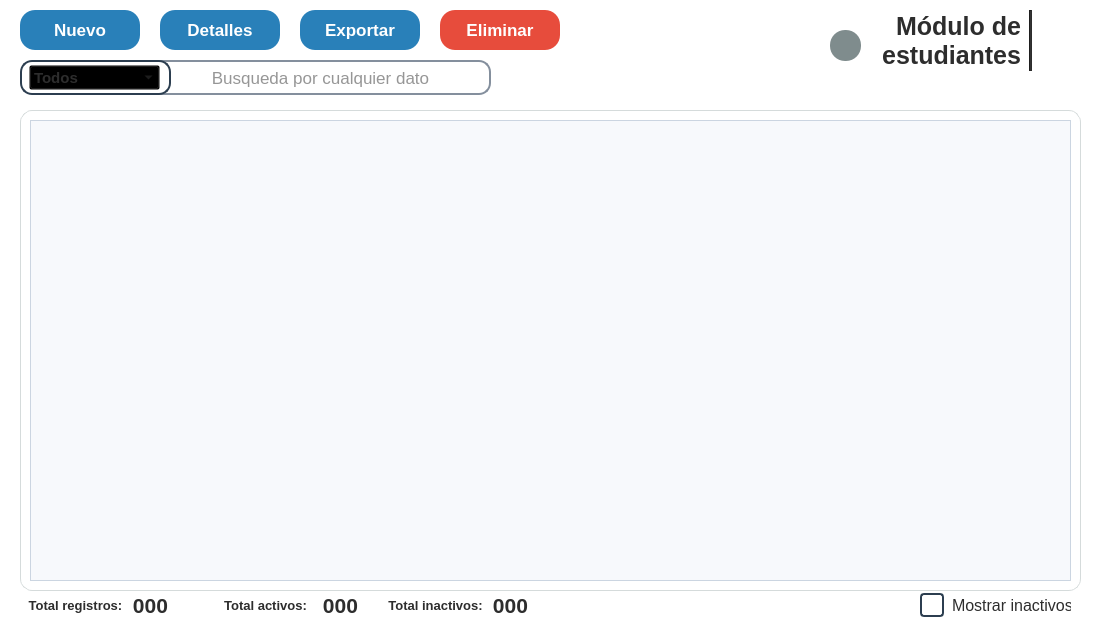
Old version of the form resources/ui/gestion_estudiantes.ui in the repository Proyecto-Uptjaa/Proyecto_SIRA.
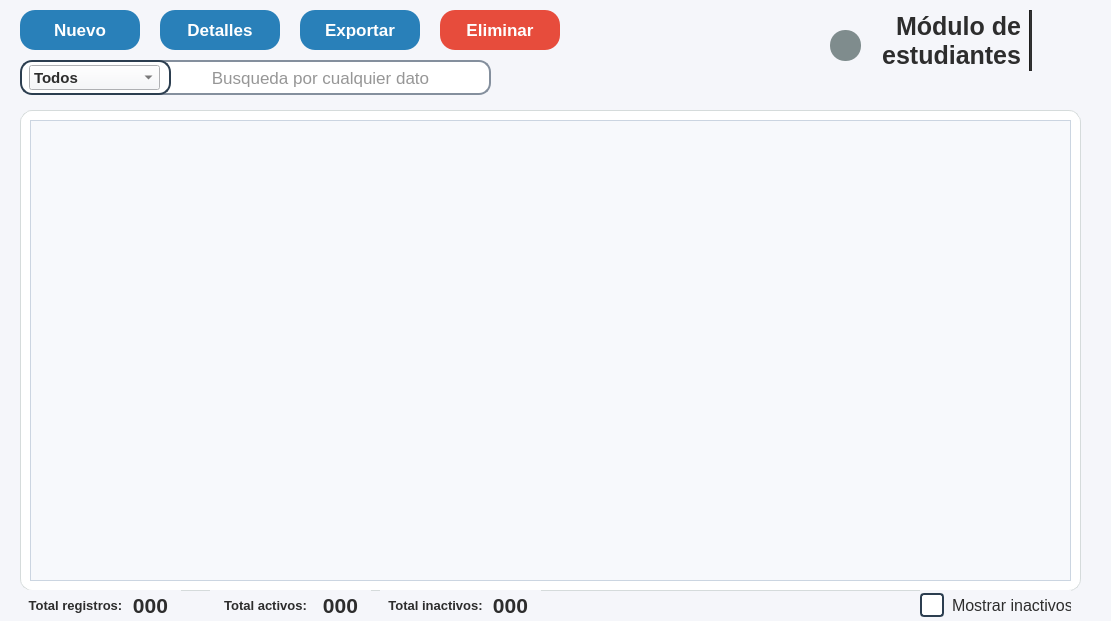
New version of the form. Icons and pictures are not drawn.

Commit message: detalle menor

```diff
--- a/resources/ui/gestion_estudiantes.ui
+++ b/resources/ui/gestion_estudiantes.ui
@@ -20,7 +20,7 @@
    <string>Form</string>
   </property>
   <property name="styleSheet">
-   <string notr="true">background-color: transparent;
+   <string notr="true">background-color: #f5f6fa;
 color: #2d2d2d;</string>
   </property>
   <widget class="QToolButton" name="btnExportar_estu">
```
